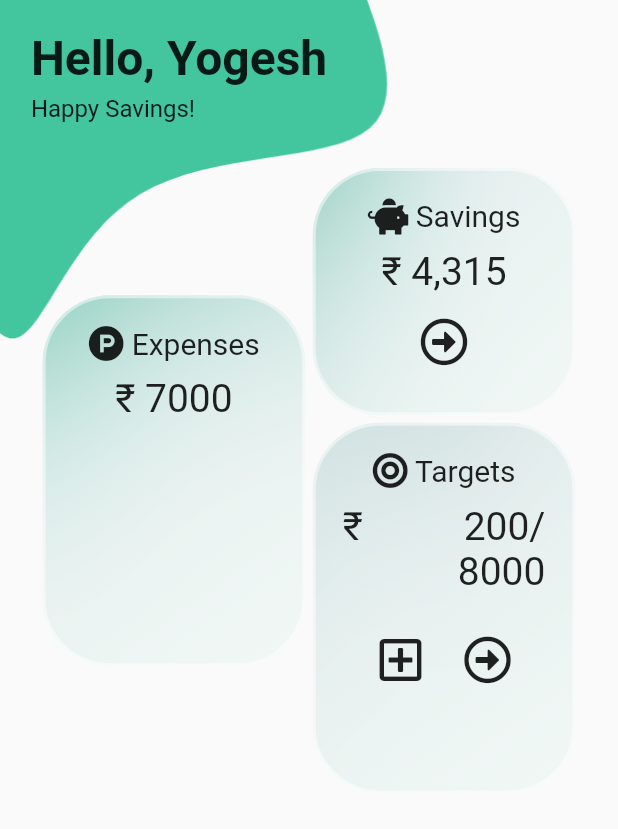
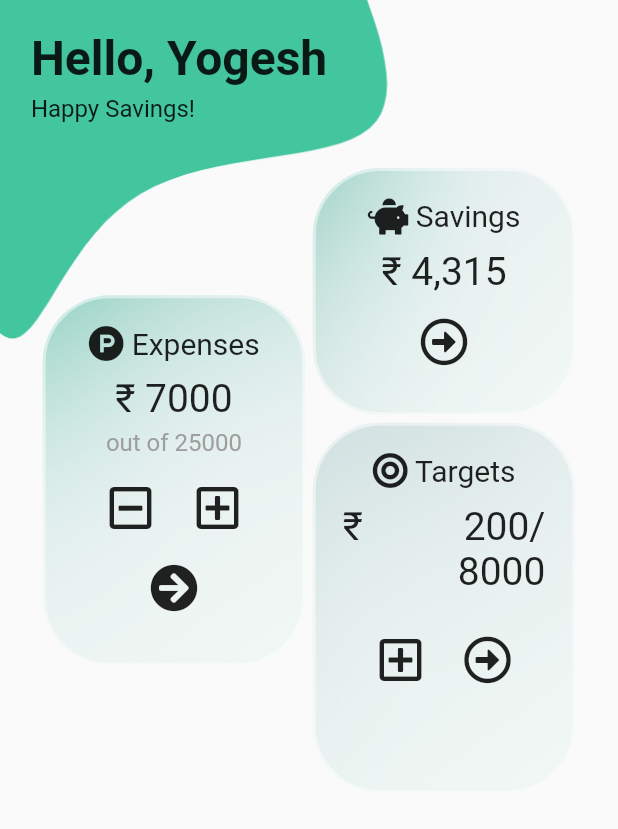
Before and after one commit to YogeshUpdhyay/savings_target, a Flutter app: the screen it shows after launch, on a phone screen of 412 x 824 dp. Shown: the top 829 px of the screen. Run offline on Flutter 3.47's test engine with Material 2 defaults, Android fonts, the phone set to English and light mode, and no system bars; drawn by our look-alikes of glassmorphism; our stand-ins replace font_awesome_flutter, google_fonts; missing offline and left inert: ms_undraw.

Commit message:
Expense Tile Updated

```diff
--- a/lib/views/index.dart
+++ b/lib/views/index.dart
@@ -116,6 +116,37 @@ class ExpenseTile extends StatelessWidget {
               style: GoogleFonts.montserratAlternates(
                 fontSize: 26
               ),
+            ),
+            SizedBox(height: 5.0,),
+            Text(
+              "out of 25000",
+              style: GoogleFonts.montserratAlternates(
+                fontSize: 16,
+                color: Colors.grey
+              ),
+            ),
+            SizedBox(height: 10.0,),
+            Row(
+              mainAxisAlignment: MainAxisAlignment.center,
+              children: [
+                IconButton(
+                  onPressed: () {},
+                  icon: FaIcon(FontAwesomeIcons.minusSquare),
+                  iconSize: 32,
+                ),
+                SizedBox(width: 10.0,),
+                IconButton(
+                  icon: FaIcon(FontAwesomeIcons.plusSquare),
+                  onPressed: () {},
+                  iconSize: 32,
+                )
+              ],
+            ),
+            SizedBox(height: 5.0,),
+            IconButton(
+              onPressed: () {},
+              icon: FaIcon(FontAwesomeIcons.arrowCircleRight),
+              iconSize: 32,
             )
           ],
         ),
```
